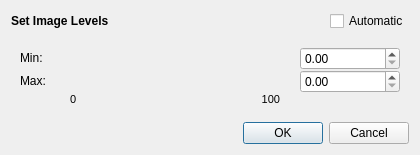
Above: src/pythonGui/karabogui/graph/image/dialogs/levels_dialog.ui from European-XFEL/Karabo before the change. Below: the same form after it.
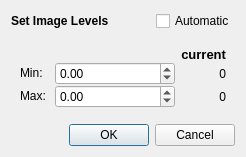
That is the form after the change.

Commit message: GUI: Refactor image levels dialog to support setting levels outside of image range

Diff of the .ui file:
```diff
--- a/src/pythonGui/karabogui/graph/image/dialogs/levels_dialog.ui
+++ b/src/pythonGui/karabogui/graph/image/dialogs/levels_dialog.ui
@@ -6,7 +6,7 @@
    <rect>
     <x>0</x>
     <y>0</y>
-    <width>400</width>
+    <width>300</width>
     <height>200</height>
    </rect>
   </property>
@@ -18,7 +18,7 @@
   </property>
   <property name="minimumSize">
    <size>
-    <width>400</width>
+    <width>300</width>
     <height>200</height>
    </size>
   </property>
@@ -75,42 +75,13 @@
       <property name="bottomMargin">
        <number>10</number>
       </property>
-      <property name="spacing">
+      <property name="horizontalSpacing">
+       <number>5</number>
+      </property>
+      <property name="verticalSpacing">
        <number>0</number>
       </property>
-      <item row="0" column="1" colspan="3">
-       <widget class="QWidget" name="min_slider_widget" native="true">
-        <property name="minimumSize">
-         <size>
-          <width>250</width>
-          <height>0</height>
-         </size>
-        </property>
-       </widget>
-      </item>
-      <item row="0" column="4">
-       <widget class="QDoubleSpinBox" name="min_spinbox">
-        <property name="sizePolicy">
-         <sizepolicy hsizetype="Fixed" vsizetype="Fixed">
-          <horstretch>0</horstretch>
-          <verstretch>0</verstretch>
-         </sizepolicy>
-        </property>
-        <property name="minimumSize">
-         <size>
-          <width>100</width>
-          <height>0</height>
-         </size>
-        </property>
-        <property name="maximumSize">
-         <size>
-          <width>100</width>
-          <height>16777215</height>
-         </size>
-        </property>
-       </widget>
-      </item>
-      <item row="1" column="0">
+      <item row="2" column="0">
        <widget class="QLabel" name="max_title">
         <property name="sizePolicy">
          <sizepolicy hsizetype="Fixed" vsizetype="Fixed">
@@ -123,33 +94,57 @@
         </property>
        </widget>
       </item>
-      <item row="1" column="4">
+      <item row="1" column="1">
+       <widget class="QDoubleSpinBox" name="min_spinbox">
+        <property name="sizePolicy">
+         <sizepolicy hsizetype="Fixed" vsizetype="Fixed">
+          <horstretch>0</horstretch>
+          <verstretch>0</verstretch>
+         </sizepolicy>
+        </property>
+        <property name="minimumSize">
+         <size>
+          <width>120</width>
+          <height>0</height>
+         </size>
+        </property>
+        <property name="maximumSize">
+         <size>
+          <width>120</width>
+          <height>16777215</height>
+         </size>
+        </property>
+        <property name="minimum">
+         <double>-999999.000000000000000</double>
+        </property>
+        <property name="maximum">
+         <double>999999.000000000000000</double>
+        </property>
+       </widget>
+      </item>
+      <item row="2" column="1">
        <widget class="QDoubleSpinBox" name="max_spinbox">
         <property name="minimumSize">
          <size>
-          <width>100</width>
+          <width>120</width>
           <height>0</height>
          </size>
         </property>
         <property name="maximumSize">
          <size>
-          <width>100</width>
+          <width>120</width>
           <height>16777215</height>
          </size>
         </property>
-       </widget>
-      </item>
-      <item row="1" column="1" colspan="3">
-       <widget class="QWidget" name="max_slider_widget" native="true">
-        <property name="minimumSize">
-         <size>
-          <width>250</width>
-          <height>0</height>
-         </size>
+        <property name="minimum">
+         <double>-999999.000000000000000</double>
         </property>
+        <property name="maximum">
+         <double>999999.000000000000000</double>
+        </property>
        </widget>
       </item>
-      <item row="0" column="0">
+      <item row="1" column="0">
        <widget class="QLabel" name="min_title">
         <property name="sizePolicy">
          <sizepolicy hsizetype="Fixed" vsizetype="Fixed">
@@ -162,87 +157,54 @@
         </property>
        </widget>
       </item>
-      <item row="2" column="1">
-       <layout class="QHBoxLayout" name="horizontalLayout">
-        <property name="spacing">
-         <number>0</number>
+      <item row="2" column="2">
+       <widget class="QLabel" name="max_label">
+        <property name="maximumSize">
+         <size>
+          <width>120</width>
+          <height>16777215</height>
+         </size>
         </property>
-        <item>
-         <spacer name="horizontalSpacer_2">
-          <property name="orientation">
-           <enum>Qt::Horizontal</enum>
-          </property>
-          <property name="sizeType">
-           <enum>QSizePolicy::Fixed</enum>
-          </property>
-          <property name="sizeHint" stdset="0">
-           <size>
-            <width>20</width>
-            <height>0</height>
-           </size>
-          </property>
-         </spacer>
-        </item>
-        <item>
-         <widget class="QLabel" name="min_label">
-          <property name="font">
-           <font>
-            <pointsize>8</pointsize>
-            <weight>50</weight>
-            <italic>false</italic>
-            <bold>false</bold>
-           </font>
-          </property>
-          <property name="text">
-           <string>0</string>
-          </property>
-          <property name="alignment">
-           <set>Qt::AlignLeading|Qt::AlignLeft|Qt::AlignTop</set>
-          </property>
-         </widget>
-        </item>
-       </layout>
+        <property name="text">
+         <string>0</string>
+        </property>
+        <property name="alignment">
+         <set>Qt::AlignRight|Qt::AlignTrailing|Qt::AlignVCenter</set>
+        </property>
+       </widget>
       </item>
-      <item row="2" column="3">
-       <layout class="QHBoxLayout" name="horizontalLayout_2">
-        <property name="spacing">
-         <number>0</number>
+      <item row="1" column="2">
+       <widget class="QLabel" name="min_label">
+        <property name="maximumSize">
+         <size>
+          <width>120</width>
+          <height>16777215</height>
+         </size>
         </property>
-        <item>
-         <widget class="QLabel" name="max_label">
-          <property name="font">
-           <font>
-            <pointsize>8</pointsize>
-            <weight>50</weight>
-            <italic>false</italic>
-            <bold>false</bold>
-           </font>
-          </property>
-          <property name="text">
-           <string>100</string>
-          </property>
-          <property name="alignment">
-           <set>Qt::AlignRight|Qt::AlignTop|Qt::AlignTrailing</set>
-          </property>
-         </widget>
-        </item>
-        <item>
-         <spacer name="horizontalSpacer_3">
-          <property name="orientation">
-           <enum>Qt::Horizontal</enum>
-          </property>
-          <property name="sizeType">
-           <enum>QSizePolicy::Fixed</enum>
-          </property>
-          <property name="sizeHint" stdset="0">
-           <size>
-            <width>20</width>
-            <height>0</height>
-           </size>
-          </property>
-         </spacer>
-        </item>
-       </layout>
+        <property name="text">
+         <string>0</string>
+        </property>
+        <property name="alignment">
+         <set>Qt::AlignRight|Qt::AlignTrailing|Qt::AlignVCenter</set>
+        </property>
+       </widget>
+      </item>
+      <item row="0" column="2">
+       <widget class="QLabel" name="levels_title">
+        <property name="font">
+         <font>
+          <pointsize>10</pointsize>
+          <weight>75</weight>
+          <bold>true</bold>
+         </font>
+        </property>
+        <property name="text">
+         <string>current</string>
+        </property>
+        <property name="alignment">
+         <set>Qt::AlignRight|Qt::AlignTrailing|Qt::AlignVCenter</set>
+        </property>
+       </widget>
       </item>
      </layout>
     </widget>
```
Left out of the diff: 12 changed lines with no effect on the pictures. The commit also changes 5 other files.
